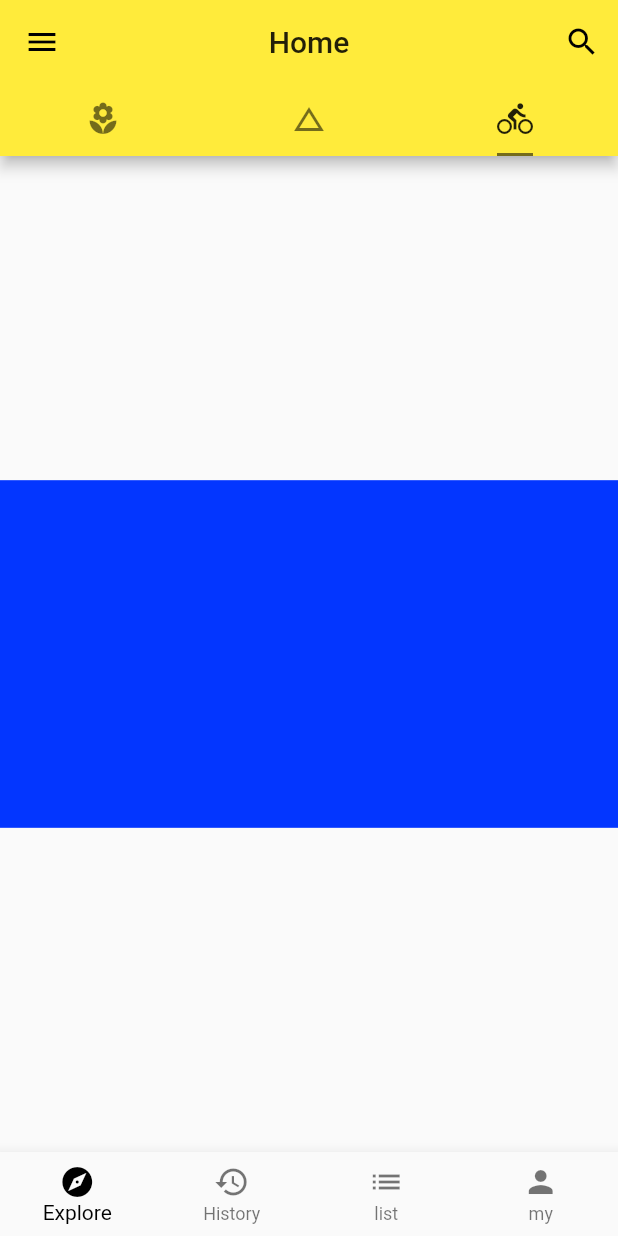
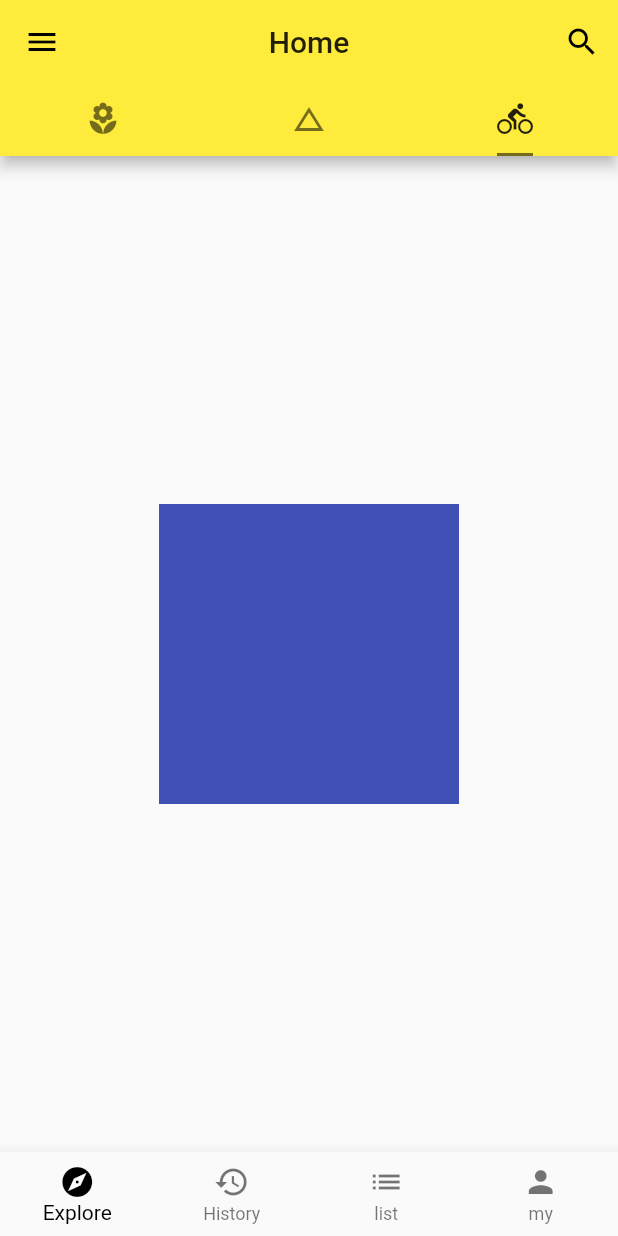
Before and after one commit to 1037438704/function_flutter, a Flutter app: the screen it shows after launch, tab 3 chosen, on a phone screen of 412 x 824 dp. Run offline on Flutter 3.47's test engine with Material 2 defaults, Android fonts, the phone set to English and light mode, and no system bars; network calls fail.

Commit message:
带限制的盒子

```diff
--- a/lib/demo/layout_demo.dart
+++ b/lib/demo/layout_demo.dart
@@ -7,17 +7,36 @@ class LayoutDemo extends StatelessWidget {
       child: Column(
         mainAxisAlignment: MainAxisAlignment.center,
         children: <Widget>[
-          AspectRatio(
-            aspectRatio: 16 / 9,
+          ConstrainedBox(
+            constraints: BoxConstraints(
+              maxHeight: 200,
+              maxWidth: 200
+            ),
             child: Container(
-              color: Color.fromRGBO(3, 54, 255, 1.0),
+              color: Colors.indigo,
             ),
-          ),
+          )
+
+
         ],
       ),
     );
   }
 }
+
+class AspectRatioDemo extends StatelessWidget{
+  @override
+  Widget build(BuildContext context) {
+    return AspectRatio(
+        aspectRatio: 16/9 ,
+        child: Container(
+          color: Color.fromRGBO(3, 52, 255, 1.0),
+        ),
+    );
+  }
+
+}
+
 
 class IconBadge extends StatelessWidget {
   final IconData icon;
```
